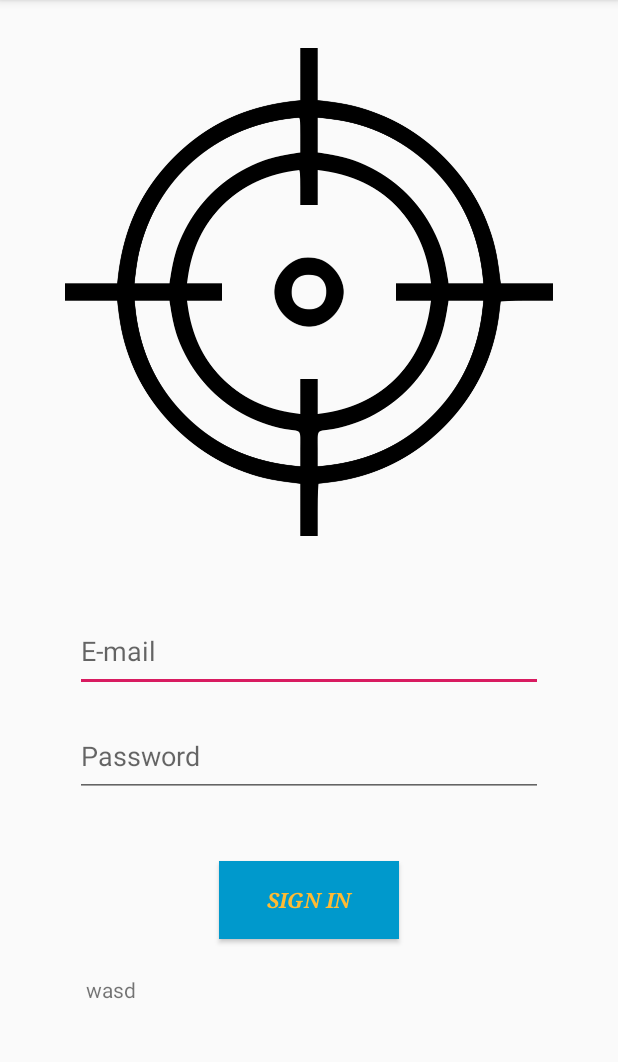
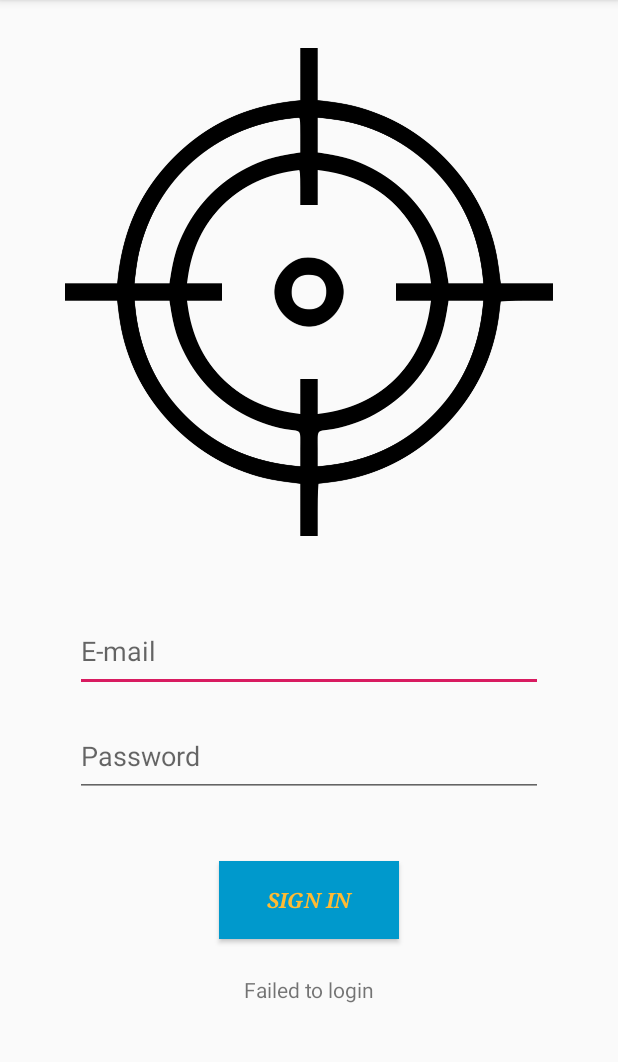
Before and after one commit to endokagi/Mobile_Project3, an Android app: the screen it shows after launch (MainActivity), after a tap on "SIGN IN", on a phone screen of 412 x 824 dp, the part 84-1146 px from its top. Run offline under Robolectric (Android 15) with nearby library versions, the phone set to English and light mode, and no system bars; our stand-ins replace Firebase (no records; nobody signed in at launch, a user with empty details on screens opened directly).

Commit message:
Revert "save change"
This reverts commit 57eb072ae4fcaf8c72b66432ebdade32bde17481.

```diff
--- a/app/src/main/java/com/witthawat/target_food/ListActivity.java
+++ b/app/src/main/java/com/witthawat/target_food/ListActivity.java
@@ -53,10 +53,10 @@ public class ListActivity extends AppCompatActivity {
         Log.w(TAG, "sign out");
         mAuth.signOut();
         FirebaseUser currentUser = mAuth.getCurrentUser();
-        startActivity();
+        openMainActivity();
     }
 
-    public void startActivity(){
+    public void openMainActivity(){
         Intent intent = new Intent(this,MainActivity.class);
         startActivity(intent);
     }
--- a/app/src/main/java/com/witthawat/target_food/MainActivity.java
+++ b/app/src/main/java/com/witthawat/target_food/MainActivity.java
@@ -91,14 +91,15 @@ public class MainActivity extends AppCompatActivity {
             Log.d(TAG, currentUser.getEmail());
 
             loginName.setText(currentUser.getEmail());
+            openListActivity();
         }
         else{
-            loginName.setText("wasd");
+            loginName.setText("Failed to login");
         }
     }
 
-    private void startActivity() {
-        Intent intent = new Intent(this,ListActivity.class);
+    public void openListActivity(){
+        Intent intent = new Intent(this, ListActivity.class);
         startActivity(intent);
     }
 }
--- a/app/src/main/res/layout/activity_list.xml
+++ b/app/src/main/res/layout/activity_list.xml
@@ -10,13 +10,12 @@
         android:id="@+id/button2"
         android:layout_width="88dp"
         android:layout_height="wrap_content"
-        android:layout_marginTop="16dp"
-        android:layout_marginEnd="16dp"
+        android:layout_marginTop="32dp"
         android:onClick="sigoutClick"
         android:text="@string/signout_btn"
         android:textStyle="bold|italic"
         app:layout_constraintEnd_toEndOf="parent"
-        app:layout_constraintHorizontal_bias="0.95"
+        app:layout_constraintHorizontal_bias="0.866"
         app:layout_constraintStart_toStartOf="parent"
         app:layout_constraintTop_toTopOf="parent" />
 </androidx.constraintlayout.widget.ConstraintLayout>
--- a/app/src/main/res/layout/activity_main.xml
+++ b/app/src/main/res/layout/activity_main.xml
@@ -10,14 +10,12 @@
         android:id="@+id/imageView"
         android:layout_width="0dp"
         android:layout_height="325dp"
-        android:layout_marginStart="32dp"
         android:layout_marginTop="32dp"
-        android:layout_marginEnd="32dp"
-        android:contentDescription="TODO"
         app:layout_constraintEnd_toEndOf="parent"
         app:layout_constraintStart_toStartOf="parent"
         app:layout_constraintTop_toTopOf="parent"
-        app:srcCompat="@drawable/target" />
+        app:srcCompat="@drawable/target"
+        android:contentDescription="TODO" />
 
     <Button
         android:id="@+id/button"
@@ -67,7 +65,9 @@
         android:layout_width="297dp"
         android:layout_height="51dp"
         android:layout_marginTop="24dp"
+        android:textAlignment="center"
         app:layout_constraintEnd_toEndOf="parent"
         app:layout_constraintStart_toStartOf="parent"
         app:layout_constraintTop_toBottomOf="@+id/button" />
+
 </androidx.constraintlayout.widget.ConstraintLayout>
```
